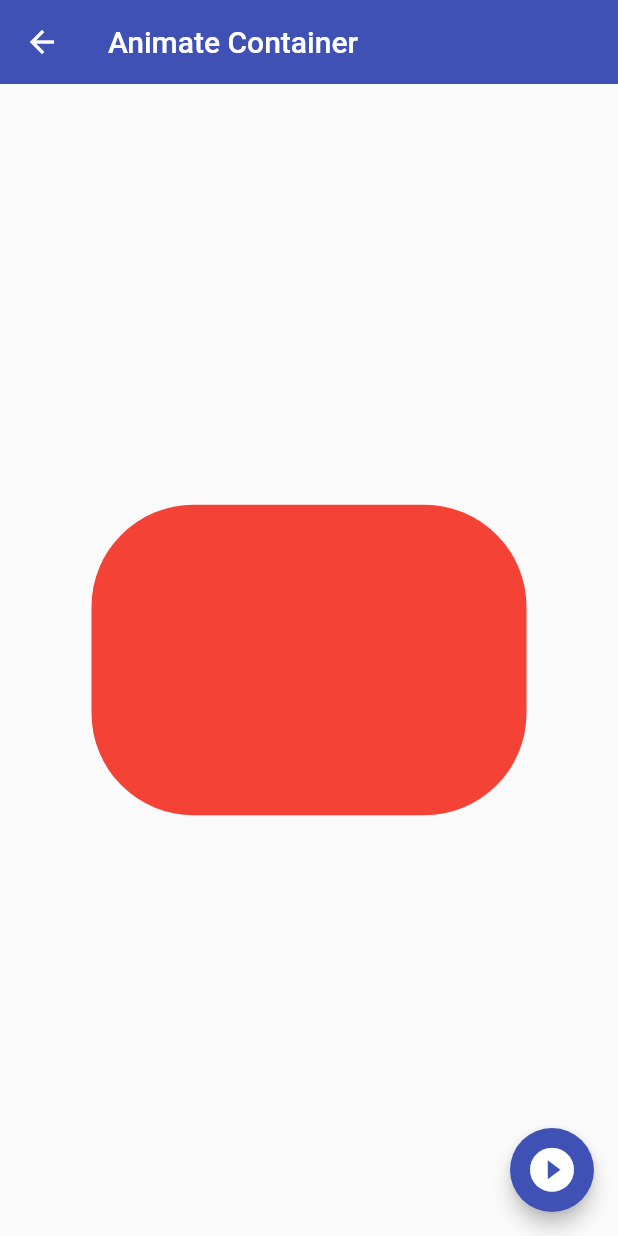
After one commit to davidfores1/Flutter_components, a Flutter app: the AnimateScreen screen opened by its route, after a tap on the "play circle filled" icon, on a phone screen of 412 x 824 dp. The commit adds this screen. Run offline on Flutter 3.47's test engine with Material 2 defaults, Android fonts, the phone set to English and light mode, and no system bars.

Commit message:
se utiliza el widget container

```diff
--- a/lib/router/app_routes.dart
+++ b/lib/router/app_routes.dart
@@ -12,7 +12,8 @@ class AppRoutes {
     MenuOption(route: 'listview2', name: 'List 2', screen: const Listview2Screen(), icon: Icons.list),
     MenuOption(route: 'alert', name: 'Alert', screen: const AlertScreen(), icon: Icons.campaign_outlined),
     MenuOption(route: 'card', name: 'Card', screen: const CardScreen(), icon: Icons.credit_card),
-    MenuOption(route: 'avatar', name: 'Circle Avatar', screen: const AvatarScreen(), icon: Icons.supervised_user_circle_outlined)
+    MenuOption(route: 'avatar', name: 'Circle Avatar', screen: const AvatarScreen(), icon: Icons.supervised_user_circle_outlined),
+    MenuOption(route: 'animated', name: 'Animated Container', screen: const AnimateScreen(), icon: Icons.play_circle_filled_outlined)
   ];
 
 
--- /dev/null
+++ b/lib/screens/animated_screen.dart
@@ -0,0 +1,60 @@
+import 'dart:math' show Random;
+
+import 'package:flutter/material.dart';
+
+class AnimateScreen extends StatefulWidget {
+
+  const AnimateScreen({Key? key}) : super(key: key);
+
+  @override
+  State<AnimateScreen> createState() => _AnimateScreenState();
+}
+
+class _AnimateScreenState extends State<AnimateScreen> {
+
+double _width = 50;
+double _height = 50;
+Color _color = Colors.indigo;
+BorderRadiusGeometry _borderRadius = BorderRadius.circular(10);
+
+void changeShape(){
+
+  final random = Random();
+ _width = random.nextInt(300).toDouble() + 70;
+ _height = random.nextInt(300).toDouble() + 70;
+ _color = Color.fromRGBO(
+  random.nextInt(255),
+  random.nextInt(255),
+  random.nextInt(255),
+  1);
+ _borderRadius = BorderRadius.circular( random.nextInt(100).toDouble()+ 10);
+
+setState(() {
+
+});
+
+}
+
+  @override
+  Widget build(BuildContext context) {
+    return Scaffold(
+      appBar: AppBar(
+        title: const Text('Animate Container'),
+      ),
+      body: Center(
+         child: Container(
+          width: _width,
+          height: _height,
+          decoration:  BoxDecoration(
+          color: Colors.red,
+          borderRadius: _borderRadius
+          ),
+         )
+      ),
+      floatingActionButton: FloatingActionButton(
+        onPressed: changeShape,
+        child: const Icon(Icons.play_circle_filled_outlined, size: 35,),
+      ),
+    );
+  }
+}
--- a/lib/screens/screens.dart
+++ b/lib/screens/screens.dart
@@ -1,3 +1,4 @@
+export 'package:flutter_components/screens/animated_screen.dart';
 export 'package:flutter_components/screens/alert_screen.dart';
 export 'package:flutter_components/screens/card_screen.dart';
 export 'package:flutter_components/screens/listview1_screen.dart';
```
